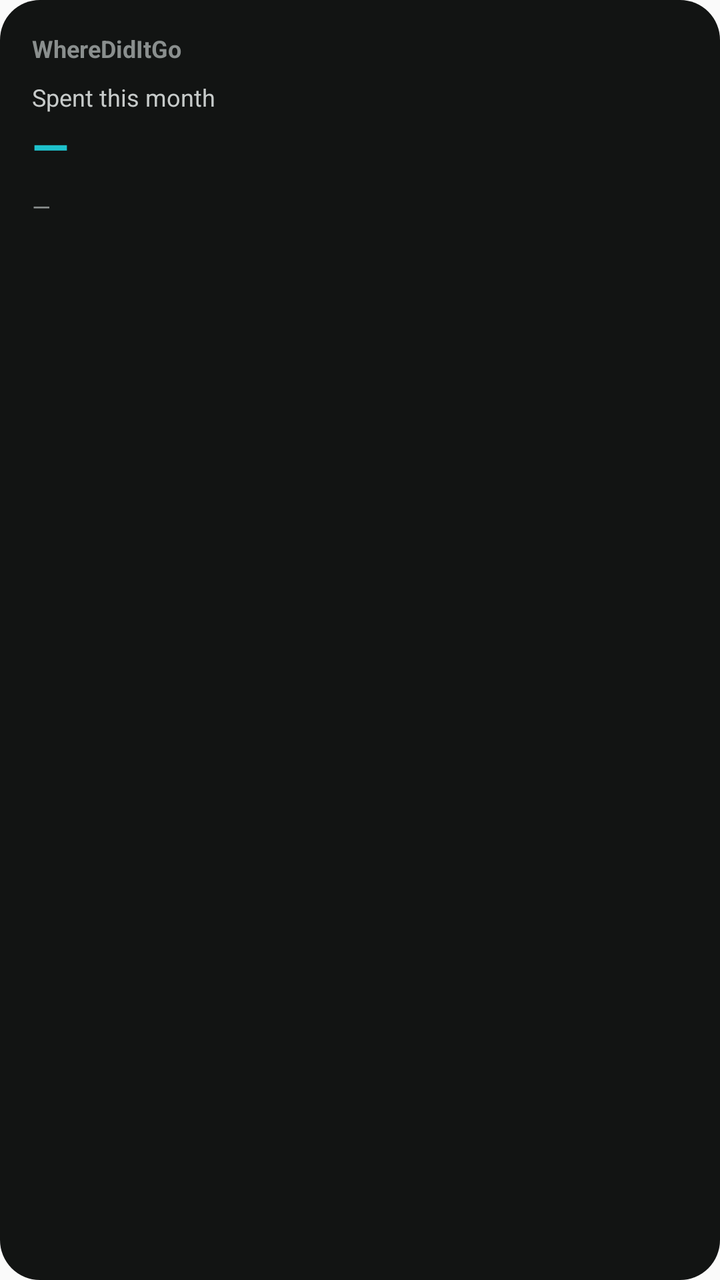
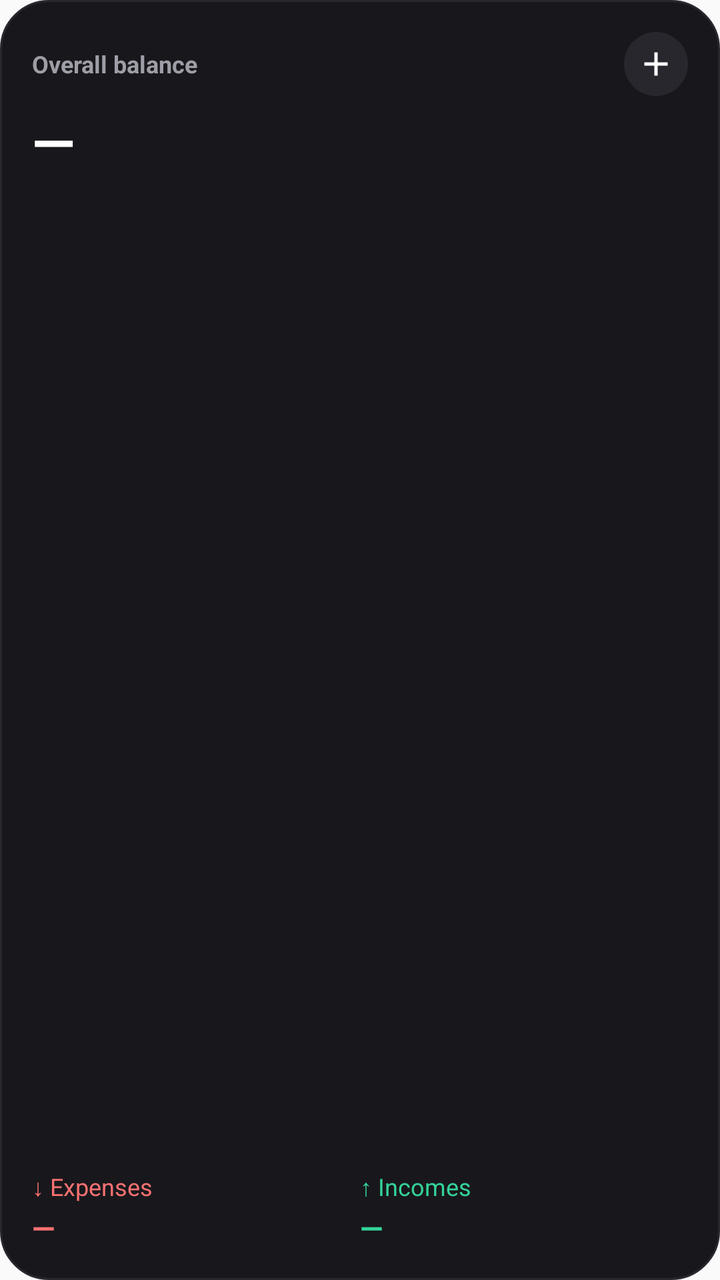

Before-and-after screenshots of an Android layout around one commit, followed by the original layout XML and the change that was made.
<!-- AndroidManifest.xml: application theme AppTheme -->
<!-- res/layout/widget_balance.xml -->
<?xml version="1.0" encoding="utf-8"?>
<LinearLayout xmlns:android="http://schemas.android.com/apk/res/android"
    android:id="@+id/widget_root"
    android:layout_width="match_parent"
    android:layout_height="match_parent"
    android:orientation="vertical"
    android:background="@drawable/widget_background"
    android:padding="16dp">

    <TextView
        android:id="@+id/widget_month_label"
        android:layout_width="wrap_content"
        android:layout_height="wrap_content"
        android:text="@string/app_name"
        android:textColor="#8A8F8E"
        android:textSize="12sp"
        android:textStyle="bold"
        android:singleLine="true" />

    <TextView
        android:id="@+id/widget_spend_caption"
        android:layout_width="wrap_content"
        android:layout_height="wrap_content"
        android:layout_marginTop="8dp"
        android:text="@string/widget_spent_this_month"
        android:textColor="#C7CBCA"
        android:textSize="12sp"
        android:singleLine="true" />

    <TextView
        android:id="@+id/widget_spend_amount"
        android:layout_width="wrap_content"
        android:layout_height="wrap_content"
        android:text="@string/widget_placeholder"
        android:textColor="#1EC1CB"
        android:textSize="24sp"
        android:textStyle="bold"
        android:singleLine="true" />

    <TextView
        android:id="@+id/widget_income_line"
        android:layout_width="wrap_content"
        android:layout_height="wrap_content"
        android:layout_marginTop="6dp"
        android:text="@string/widget_placeholder"
        android:textColor="#8A8F8E"
        android:textSize="12sp"
        android:singleLine="true" />

</LinearLayout>
<!-- resources referenced by this layout -->
<resources>
  <!-- drawable widget_background (drawable) -->
  <?xml version="1.0" encoding="utf-8"?>
  <shape xmlns:android="http://schemas.android.com/apk/res/android"
      android:shape="rectangle">
      <solid android:color="#121413" />
      <corners android:radius="20dp" />
  </shape>
  <string name="app_name">WhereDidItGo</string>
  <string name="widget_placeholder">—</string>
  <string name="widget_spent_this_month">Spent this month</string>
  <style name="AppTheme" parent="Theme.AppCompat.Light.DarkActionBar">
          
          <item name="colorPrimary">@color/colorPrimary</item>
          <item name="colorPrimaryDark">@color/colorPrimaryDark</item>
          <item name="colorAccent">@color/colorAccent</item>
      </style>
</resources>

<!-- the commit's change to res/layout/widget_balance.xml (unified diff, before → after) -->
@@ -1,50 +1,115 @@
 <?xml version="1.0" encoding="utf-8"?>
-<LinearLayout xmlns:android="http://schemas.android.com/apk/res/android"
+<RelativeLayout xmlns:android="http://schemas.android.com/apk/res/android"
     android:id="@+id/widget_root"
     android:layout_width="match_parent"
     android:layout_height="match_parent"
-    android:orientation="vertical"
     android:background="@drawable/widget_background"
     android:padding="16dp">
 
+    
+    <LinearLayout
+        android:id="@+id/widget_header_row"
+        android:layout_width="match_parent"
+        android:layout_height="wrap_content"
+        android:orientation="horizontal"
+        android:gravity="center_vertical">
+
+        <TextView
+            android:id="@+id/widget_overall_title"
+            android:layout_width="0dp"
+            android:layout_height="wrap_content"
+            android:layout_weight="1"
+            android:text="@string/widget_overall_balance"
+            android:textColor="#9E9EA6"
+            android:textSize="12sp"
+            android:textStyle="bold"
+            android:singleLine="true" />
+
+        <ImageButton
+            android:id="@+id/widget_quick_add_btn"
+            android:layout_width="32dp"
+            android:layout_height="32dp"
+            android:background="@drawable/widget_button_add_small_bg"
+            android:src="@drawable/ic_widget_add"
+            android:scaleType="centerInside"
+            android:padding="6dp"
+            android:contentDescription="@string/widget_quick_add_title" />
+    </LinearLayout>
+
+    
     <TextView
-        android:id="@+id/widget_month_label"
+        android:id="@+id/widget_balance_amount"
         android:layout_width="wrap_content"
         android:layout_height="wrap_content"
-        android:text="@string/app_name"
-        android:textColor="#8A8F8E"
-        android:textSize="12sp"
+        android:layout_below="@id/widget_header_row"
+        android:layout_marginTop="4dp"
+        android:text="@string/widget_placeholder"
+        android:textColor="#FFFFFF"
+        android:textSize="28sp"
         android:textStyle="bold"
         android:singleLine="true" />
 
-    <TextView
-        android:id="@+id/widget_spend_caption"
-        android:layout_width="wrap_content"
+    
+    <LinearLayout
+        android:id="@+id/widget_breakdown_row"
+        android:layout_width="match_parent"
         android:layout_height="wrap_content"
-        android:layout_marginTop="8dp"
-        android:text="@string/widget_spent_this_month"
-        android:textColor="#C7CBCA"
-        android:textSize="12sp"
-        android:singleLine="true" />
+        android:layout_alignParentBottom="true"
+        android:orientation="horizontal">
 
-    <TextView
-        android:id="@+id/widget_spend_amount"
-        android:layout_width="wrap_content"
-        android:layout_height="wrap_content"
-        android:text="@string/widget_placeholder"
-        android:textColor="#1EC1CB"
-        android:textSize="24sp"
-        android:textStyle="bold"
-        android:singleLine="true" />
+        
+        <LinearLayout
+            android:layout_width="0dp"
+            android:layout_height="wrap_content"
+            android:layout_weight="1"
+            android:orientation="vertical">
 
-    <TextView
-        android:id="@+id/widget_income_line"
-        android:layout_width="wrap_content"
-        android:layout_height="wrap_content"
-        android:layout_marginTop="6dp"
-        android:text="@string/widget_placeholder"
-        android:textColor="#8A8F8E"
-        android:textSize="12sp"
-        android:singleLine="true" />
+            <TextView
+                android:layout_width="wrap_content"
+                android:layout_height="wrap_content"
+                android:text="@string/widget_expenses_label"
+                android:textColor="#F87171"
+                android:textSize="12sp"
+                android:singleLine="true" />
 
-</LinearLayout>
+            <TextView
+                android:id="@+id/widget_spend_amount"
+                android:layout_width="wrap_content"
+                android:layout_height="wrap_content"
+                android:layout_marginTop="2dp"
+                android:text="@string/widget_placeholder"
+                android:textColor="#F87171"
+                android:textSize="15sp"
+                android:textStyle="bold"
+                android:singleLine="true" />
+        </LinearLayout>
+
+        
+        <LinearLayout
+            android:layout_width="0dp"
+            android:layout_height="wrap_content"
+            android:layout_weight="1"
+            android:orientation="vertical">
+
+            <TextView
+                android:layout_width="wrap_content"
+                android:layout_height="wrap_content"
+                android:text="@string/widget_incomes_label"
+                android:textColor="#34D399"
+                android:textSize="12sp"
+                android:singleLine="true" />
+
+            <TextView
+                android:id="@+id/widget_income_amount"
+                android:layout_width="wrap_content"
+                android:layout_height="wrap_content"
+                android:layout_marginTop="2dp"
+                android:text="@string/widget_placeholder"
+                android:textColor="#34D399"
+                android:textSize="15sp"
+                android:textStyle="bold"
+                android:singleLine="true" />
+        </LinearLayout>
+    </LinearLayout>
+
+</RelativeLayout>
<!-- resource entries referenced after the edit -->
@@ -1,15 +1,34 @@
 <!-- resources referenced by this layout -->
 <resources>
+  <!-- drawable ic_widget_add (drawable) -->
+  <vector xmlns:android="http://schemas.android.com/apk/res/android"
+      android:width="28dp"
+      android:height="28dp"
+      android:viewportWidth="24"
+      android:viewportHeight="24">
+      <path
+          android:fillColor="#FFFFFFFF"
+          android:pathData="M19,13h-6v6h-2v-6H5v-2h6V5h2v6h6v2z" />
+  </vector>
   <!-- drawable widget_background (drawable) -->
   <?xml version="1.0" encoding="utf-8"?>
   <shape xmlns:android="http://schemas.android.com/apk/res/android"
       android:shape="rectangle">
-      <solid android:color="#121413" />
-      <corners android:radius="20dp" />
+      <solid android:color="#18181C" />
+      <corners android:radius="24dp" />
+      <stroke android:width="1dp" android:color="#28282E" />
   </shape>
-  <string name="app_name">WhereDidItGo</string>
+  <!-- drawable widget_button_add_small_bg (drawable) -->
+  <?xml version="1.0" encoding="utf-8"?>
+  <shape xmlns:android="http://schemas.android.com/apk/res/android"
+      android:shape="oval">
+      <solid android:color="#27272D" />
+  </shape>
+  <string name="widget_expenses_label">↓ Expenses</string>
+  <string name="widget_incomes_label">↑ Incomes</string>
+  <string name="widget_overall_balance">Overall balance</string>
   <string name="widget_placeholder">—</string>
-  <string name="widget_spent_this_month">Spent this month</string>
+  <string name="widget_quick_add_title">Quick add</string>
   <style name="AppTheme" parent="Theme.AppCompat.Light.DarkActionBar">
           
           <item name="colorPrimary">@color/colorPrimary</item>
